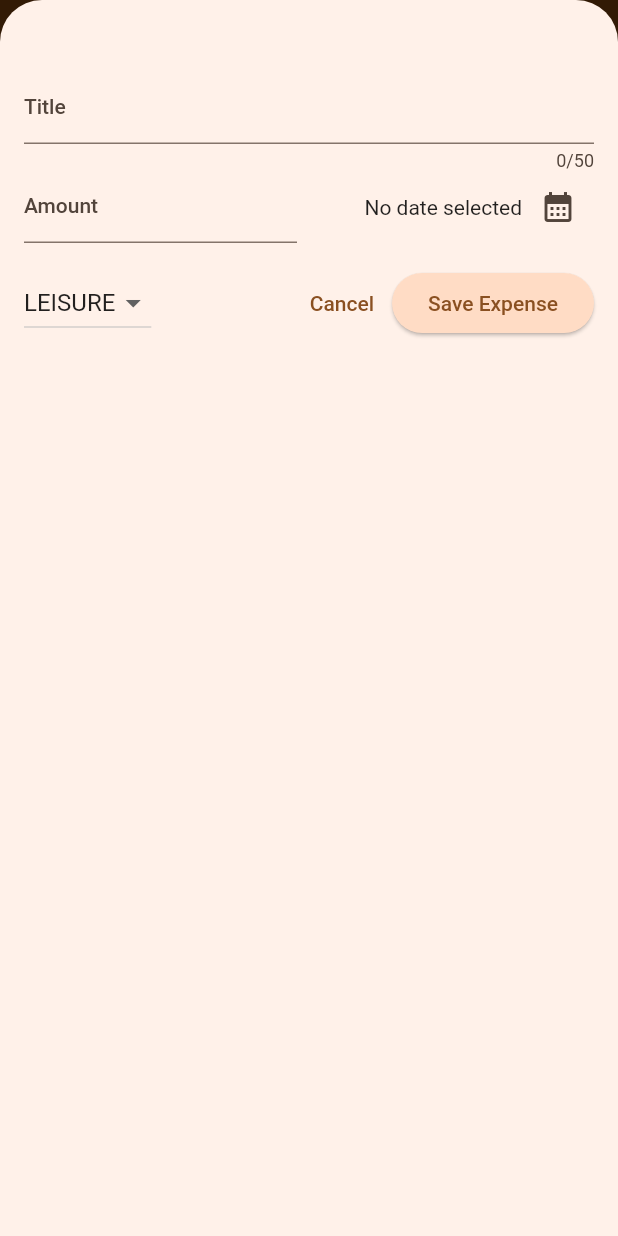
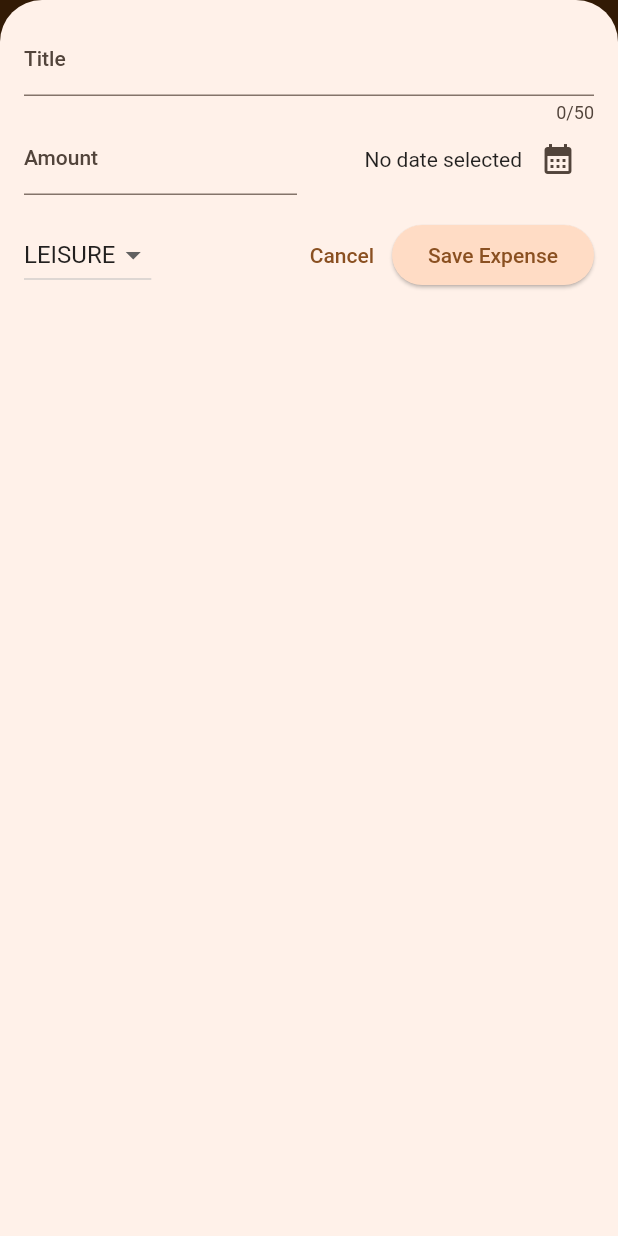
Before and after one commit to Cypher8/flutter-expense-tracker-app, a Flutter app: the screen it shows after launch, after a tap on the "add" icon, on a phone screen of 412 x 824 dp. Run offline on Flutter 3.47's test engine with Material 2 defaults, Android fonts, the phone set to English and light mode, and no system bars.

Commit message:
feat: Responsive & adaptive

```diff
--- a/lib/widgets/expenses.dart
+++ b/lib/widgets/expenses.dart
@@ -29,6 +29,7 @@ class _ExpensesState extends State<Expenses> {
 
   void _openAddExpenseOverlay() {
     showModalBottomSheet(
+        useSafeArea: true,
         isScrollControlled: true,
         context: context,
         builder: (ctx) => NewExpense(onAddExpense: _addExpense));
@@ -62,6 +63,8 @@ class _ExpensesState extends State<Expenses> {
 
   @override
   Widget build(BuildContext context) {
+    final width = MediaQuery.of(context).size.width;
+
     Widget mainContent = const Center(
       child: Text('No expenses found. Start adding some!'),
     );
@@ -72,6 +75,7 @@ class _ExpensesState extends State<Expenses> {
         onRemoveExpense: _removeExpense,
       );
     }
+
     return Scaffold(
       appBar: AppBar(
         title: const Text('Flutter ExpenseTracker'),
@@ -82,12 +86,25 @@ class _ExpensesState extends State<Expenses> {
           )
         ],
       ),
-      body: Column(children: [
-        Chart(expenses: _registeredExpenses),
-        Expanded(
-          child: mainContent,
-        )
-      ]),
+      body: width <= 600
+          ? Column(children: [
+              Chart(expenses: _registeredExpenses),
+              Expanded(
+                child: mainContent,
+              ),
+            ])
+          : Row(
+              children: [
+                Expanded(
+                  child: Chart(
+                    expenses: _registeredExpenses,
+                  ),
+                ),
+                Expanded(
+                  child: mainContent,
+                )
+              ],
+            ),
     );
   }
 }
--- a/lib/widgets/new_expense.dart
+++ b/lib/widgets/new_expense.dart
@@ -1,4 +1,7 @@
+import 'dart:io';
+
 import 'package:expense_tracker_app/models/expense.dart';
+import 'package:flutter/cupertino.dart';
 import 'package:flutter/material.dart';
 
 class NewExpense extends StatefulWidget {
@@ -31,12 +34,25 @@ class _NewExpenseState extends State<NewExpense> {
     });
   }
 
-  void _submitExpense() {
-    final enteredAmount = double.tryParse(_amountController.text);
-    final amountIsInvalid = enteredAmount == null || enteredAmount <= 0;
-    if (_titleController.text.trim().isEmpty ||
-        amountIsInvalid ||
-        _selectedDate == null) {
+  void _showDialog() {
+    if (Platform.isIOS) {
+      showCupertinoDialog(
+        context: context,
+        builder: (ctx) => CupertinoAlertDialog(
+          title: const Text('Invalid input'),
+          content: const Text(
+              'Please make sure a valid title, amount, date and category was entered.'),
+          actions: [
+            TextButton(
+              onPressed: () {
+                Navigator.pop(ctx);
+              },
+              child: const Text('Okay'),
+            ),
+          ],
+        ),
+      );
+    } else {
       showDialog(
         context: context,
         builder: (ctx) => AlertDialog(
@@ -53,6 +69,16 @@ class _NewExpenseState extends State<NewExpense> {
           ],
         ),
       );
+    }
+  }
+
+  void _submitExpense() {
+    final enteredAmount = double.tryParse(_amountController.text);
+    final amountIsInvalid = enteredAmount == null || enteredAmount <= 0;
+    if (_titleController.text.trim().isEmpty ||
+        amountIsInvalid ||
+        _selectedDate == null) {
+      _showDialog();
       return;
     }
 
@@ -68,9 +94,44 @@ class _NewExpenseState extends State<NewExpense> {
 
   @override
   Widget build(BuildContext context) {
-    return Padding(
-      padding: const EdgeInsets.fromLTRB(16, 48, 16, 16),
-      child: Column(children: [
+    final keyboardSpace = MediaQuery.of(context).viewInsets.bottom;
+
+    return LayoutBuilder(builder: (ctx, constraints) {
+      final width = constraints.maxWidth;
+
+      return SizedBox(
+        height: double.infinity,
+        child: Padding(
+          padding: EdgeInsets.fromLTRB(16, 16, 16, keyboardSpace + 16),
+          child: Column(
+            children: [
+              if (width >= 600)
+                Row(
+                  crossAxisAlignment: CrossAxisAlignment.start,
+                  children: [
+                    Expanded(
+                      child: TextField(
+                        controller: _titleController,
+                        maxLength: 50,
+                        decoration: const InputDecoration(
+                          label: Text('Title'),
+                        ),
+                      ),
+                    ),
+                    const SizedBox(width: 24),
+                    Expanded(
+                      child: TextField(
+                        controller: _amountController,
+                        keyboardType: TextInputType.number,
+                        decoration: const InputDecoration(
+                          prefixText: '\$ ',
+                          label: Text('Amount'),
+                        ),
+                      ),
+                    ),
+                  ],
+                )
+              else
                 TextField(
                   controller: _titleController,
                   maxLength: 50,
@@ -78,6 +139,51 @@ class _NewExpenseState extends State<NewExpense> {
                     label: Text('Title'),
                   ),
                 ),
+              if (width >= 600)
+                Row(children: [
+                  DropdownButton(
+                    value: _selectedCategory,
+                    items: Category.values
+                        .map(
+                          (category) => DropdownMenuItem(
+                            value: category,
+                            child: Text(
+                              category.name.toUpperCase(),
+                            ),
+                          ),
+                        )
+                        .toList(),
+                    onChanged: (value) {
+                      if (value == null) {
+                        return;
+                      }
+                      setState(() {
+                        _selectedCategory = value;
+                      });
+                    },
+                  ),
+                  const SizedBox(width: 24),
+                  Expanded(
+                    child: Row(
+                      mainAxisAlignment: MainAxisAlignment.end,
+                      crossAxisAlignment: CrossAxisAlignment.center,
+                      children: [
+                        Text(
+                          _selectedDate == null
+                              ? 'No date selected'
+                              : formatter.format(_selectedDate!),
+                        ),
+                        IconButton(
+                          onPressed: _presentDatePicker,
+                          icon: const Icon(
+                            Icons.calendar_month,
+                          ),
+                        ),
+                      ],
+                    ),
+                  ),
+                ])
+              else
                 Row(
                   children: [
                     Expanded(
@@ -90,9 +196,7 @@ class _NewExpenseState extends State<NewExpense> {
                         ),
                       ),
                     ),
-            const SizedBox(
-              width: 16,
-            ),
+                    const SizedBox(width: 16),
                     Expanded(
                       child: Row(
                         mainAxisAlignment: MainAxisAlignment.end,
@@ -105,16 +209,31 @@ class _NewExpenseState extends State<NewExpense> {
                           ),
                           IconButton(
                             onPressed: _presentDatePicker,
-                    icon: const Icon(Icons.calendar_month),
-                  )
+                            icon: const Icon(
+                              Icons.calendar_month,
+                            ),
+                          ),
                         ],
                       ),
                     ),
                   ],
                 ),
-        const SizedBox(
-          height: 16,
+              const SizedBox(height: 16),
+              if (width >= 600)
+                Row(children: [
+                  const Spacer(),
+                  TextButton(
+                    onPressed: () {
+                      Navigator.pop(context);
+                    },
+                    child: const Text('Cancel'),
                   ),
+                  ElevatedButton(
+                    onPressed: _submitExpense,
+                    child: const Text('Save Expense'),
+                  ),
+                ])
+              else
                 Row(
                   children: [
                     DropdownButton(
@@ -148,10 +267,13 @@ class _NewExpenseState extends State<NewExpense> {
                     ElevatedButton(
                       onPressed: _submitExpense,
                       child: const Text('Save Expense'),
-            )
+                    ),
                   ],
-        )
-      ]),
+                ),
+            ],
+          ),
+        ),
       );
+    });
   }
 }
```
Lines whose indentation alone changed are shown as unchanged.
